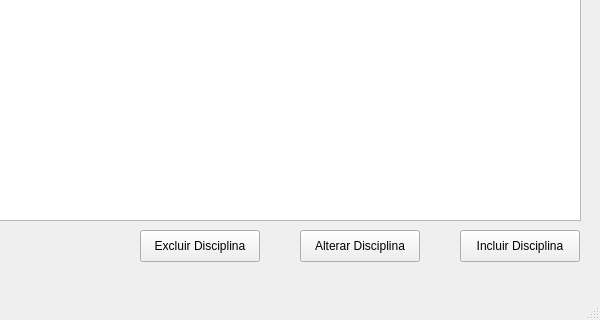
The window that ui/disciplinas.ui (fabio-guilherme/centroexplicacoes) describes before a commit, drawn with Qt 5; both pictures show x 200 to 800 and y 280 to 600 of the 800 by 600 pixel window.
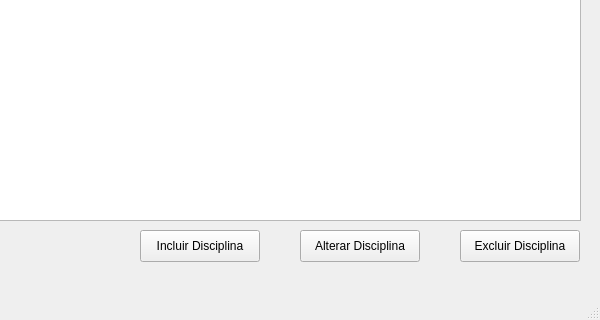
The same window after the commit.

What changed in the file:
```diff
--- a/ui/disciplinas.ui
+++ b/ui/disciplinas.ui
@@ -42,7 +42,7 @@
    <widget class="QPushButton" name="btnIncluirDisciplina">
     <property name="geometry">
      <rect>
-      <x>660</x>
+      <x>340</x>
       <y>510</y>
       <width>120</width>
       <height>32</height>
@@ -68,7 +68,7 @@
    <widget class="QPushButton" name="btnExcluirDisciplina">
     <property name="geometry">
      <rect>
-      <x>340</x>
+      <x>660</x>
       <y>510</y>
       <width>120</width>
       <height>32</height>
```
